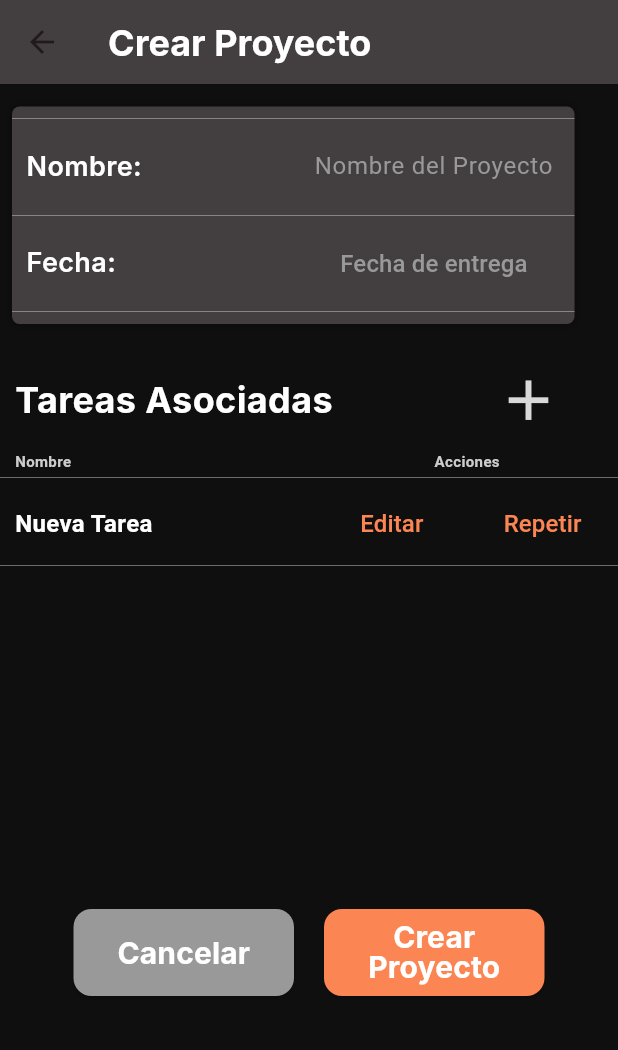
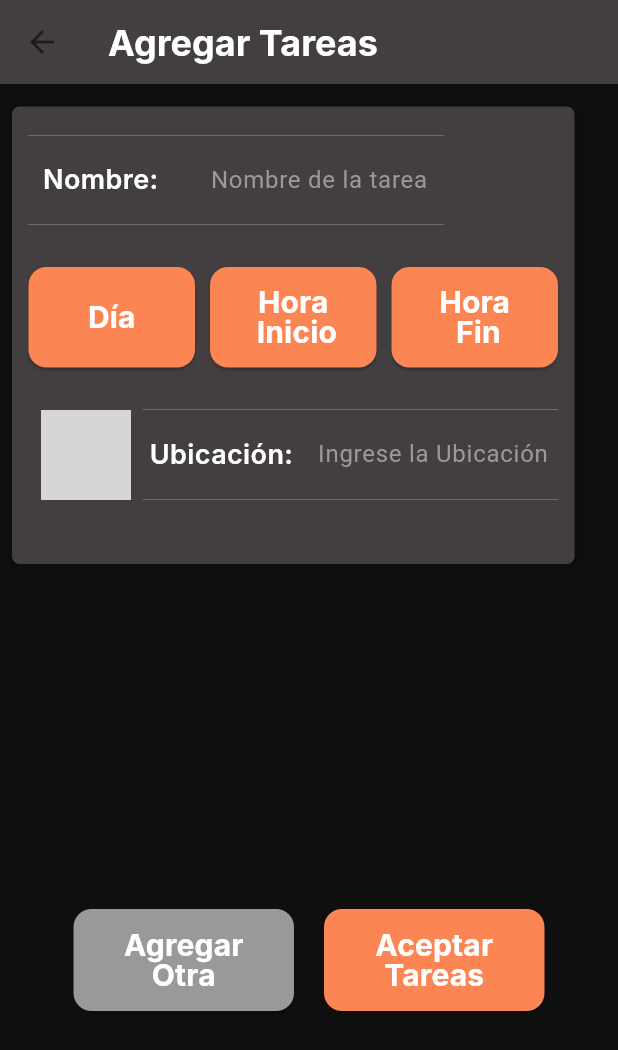
Before and after one commit to Are1205/alarma_mobile, a Flutter app: the CrearProyecto screen opened directly, after a tap on the "add" icon, on a phone screen of 412 x 824 dp. Shown: the top 1050 px of the screen. Run offline on Flutter 3.47's test engine with Material 3 defaults, Android fonts, the phone set to English and light mode, and no system bars; our stand-ins replace flutter_svg; Roboto replaces fonts that are missing (Inter); grey boxes are pictures that could not be loaded.

Commit message:
Pantalla crear tarea sin ícono

```diff
--- a/lib/crear_proyecto.dart
+++ b/lib/crear_proyecto.dart
@@ -1,3 +1,4 @@
+import 'package:alarma_mobile/crear_tarea.dart';
 import 'package:alarma_mobile/main.dart';
 import 'package:flutter/material.dart';
 
@@ -201,9 +202,7 @@ class _CrearProyectoState extends State<CrearProyecto> {
                           size: 45,
                         ),
                         onPressed: () {
-                          setState(() {
-                            nombresTareas.add('Nueva Tarea'); // Agrega una nueva tarea
-                          });
+                          Navigator.push<String>(context, MaterialPageRoute(builder: (context) => const CrearTarea()));
                         },
                       ),
                     ],
@@ -290,12 +289,12 @@ class _CrearProyectoState extends State<CrearProyecto> {
                       },
                       style: ElevatedButton.styleFrom(
                         backgroundColor: const Color.fromARGB(255, 153, 153, 153),
-                        minimumSize: const Size(147, 58),
+                        minimumSize: const Size(147, 68),
                         shape: RoundedRectangleBorder(
                           borderRadius: BorderRadius.circular(12),
                         ),
                       ),
-                      child: const Text('Cancelar', style: TextStyle(color: Colors.white,fontSize: 20,fontWeight: FontWeight.bold,fontFamily: 'Inter'),textAlign: TextAlign.center),
+                      child: const Text('Cancelar', style: TextStyle(color: Colors.white,fontSize: 20,fontWeight: FontWeight.bold,fontFamily: 'Inter',height: 1),textAlign: TextAlign.center),
                     ),
                     const SizedBox(width: 20),
                     ElevatedButton(
@@ -311,7 +310,7 @@ class _CrearProyectoState extends State<CrearProyecto> {
                       },
                       style: ElevatedButton.styleFrom(
                         backgroundColor: const Color.fromARGB(255, 252, 134, 83),
-                        minimumSize: const Size(147, 58),
+                        minimumSize: const Size(147, 68),
                         shape: RoundedRectangleBorder(
                           borderRadius: BorderRadius.circular(12),
                         ),
--- /dev/null
+++ b/lib/crear_tarea.dart
@@ -0,0 +1,245 @@
+import 'package:alarma_mobile/main.dart';
+import 'package:flutter/material.dart';
+import 'package:flutter_svg/flutter_svg.dart';
+
+
+
+class CrearTarea extends StatefulWidget {
+  const CrearTarea({super.key});
+
+  @override
+  _CrearTareaState createState() => _CrearTareaState();
+}
+
+class _CrearTareaState extends State<CrearTarea> {
+  @override
+  Widget build(BuildContext context) {
+    return Scaffold(
+      appBar: AppBar(
+        backgroundColor: const Color.fromARGB(255, 67, 62, 63),
+        shadowColor: const Color.fromARGB(255, 67, 62, 63).withOpacity(0.8),
+        title: const Text(
+          "Agregar Tareas",
+          style: TextStyle(
+            fontFamily: 'Inter',
+            fontWeight: FontWeight.w700,
+            fontSize: 24,
+            color: Colors.white,
+          ),
+        ),
+      ),
+      body: Stack(
+        children: [
+          Container(color: const Color.fromARGB(240, 0, 0, 0)),
+          Positioned(
+            left: 8,
+            top: 15,
+            child: Container(
+              padding: const EdgeInsets.all(11),
+              width: 375,
+              height: 305,
+              decoration: BoxDecoration(
+                color: const Color.fromARGB(255, 67, 62, 63), // Color de fondo
+                borderRadius: BorderRadius.circular(5.0),
+                boxShadow: [
+                  BoxShadow(
+                    color: Colors.black.withOpacity(0.25), // Sombra negra al 25%
+                    spreadRadius: 1, // Radio de expansión de la sombra
+                    blurRadius: 4, // Radio de desenfoque de la sombra
+                    offset: const Offset(0, 0), // Desplazamiento de la sombra en dirección X y Y
+                  ),
+                ],
+              ),
+              child: Column(
+                children :[
+                  //Nombre de la tarea
+                  Row (
+                    children:[
+                      Expanded(
+                        child: Container(
+                          height: 60,
+                          decoration: const BoxDecoration(
+                            border: Border(
+                              top: BorderSide(color: Color(0xFF999999), width: 0.33),
+                              bottom: BorderSide(color: Color(0xFF999999), width: 0.33),
+                            ),
+                          ),
+                          child: const Row(
+                            children: [
+                              Expanded(
+                                flex:4,
+                                child: Text(
+                                  '  Nombre:',
+                                  style: TextStyle(color: Colors.white, fontSize: 18, fontWeight: FontWeight.w600, fontFamily: 'Inter'),
+                                ),
+                              ),
+                              Expanded(
+                                flex: 6,
+                                child: TextField(
+                                  style: TextStyle(color: Color.fromARGB(255, 204, 204, 204)),
+                                  decoration: InputDecoration(
+                                    hintText: 'Nombre de la tarea',
+                                    hintStyle: TextStyle(color: Color.fromARGB(255, 153, 153, 153), fontSize: 16),
+                                    border: InputBorder.none,
+                                  ),
+                                  textAlign: TextAlign.center,
+                                ),
+                              ),
+                            ],
+                          ),
+                        ),
+                      ),
+                      IconButton(
+                        icon: SvgPicture.asset(
+                          'assets/Alarma.svg',
+                          height: 60,
+                          width: 60,
+                        ),
+                        onPressed: () {
+                        },
+                      ),
+                    ]
+                  ),
+                  //Botones de fecha y hora
+                  Container(
+                    padding: const EdgeInsets.symmetric(vertical: 20),
+                    child:  Row(
+                      children:[
+                        Expanded(
+                          child: ElevatedButton(
+                            onPressed: (){},
+                            style: ElevatedButton.styleFrom(
+                              backgroundColor: const Color.fromARGB(255, 252, 134, 83),
+                              minimumSize: const Size(110, 67),
+                              shape: RoundedRectangleBorder(
+                                borderRadius: BorderRadius.circular(12),
+                              ),
+                            ),
+                            child: const Text('Día', style: TextStyle(color: Colors.white,fontSize: 20,fontWeight: FontWeight.bold,fontFamily: 'Inter', height: 1),textAlign: TextAlign.center)
+                          )
+                        ),
+                        const SizedBox(width: 10),
+                        Expanded(
+                          child: ElevatedButton(
+                            onPressed: (){},
+                            style: ElevatedButton.styleFrom(
+                              backgroundColor: const Color.fromARGB(255, 252, 134, 83),
+                              minimumSize: const Size(110, 67),
+                              shape: RoundedRectangleBorder(
+                                borderRadius: BorderRadius.circular(12),
+                              ),
+                            ),
+                            child: const Text('Hora\n Inicio', style: TextStyle(color: Colors.white,fontSize: 20,fontWeight: FontWeight.bold,fontFamily: 'Inter', height: 1),textAlign: TextAlign.center)
+                          )
+                        ),
+                        const SizedBox(width: 10),
+                        Expanded(
+                          child: ElevatedButton(
+                            onPressed: (){},
+                            style: ElevatedButton.styleFrom(
+                              backgroundColor: const Color.fromARGB(255, 252, 134, 83),
+                              minimumSize: const Size(110, 67),
+                              shape: RoundedRectangleBorder(
+                                borderRadius: BorderRadius.circular(12),
+                              ),
+                            ),
+                            child: const Text('Hora\n Fin', style: TextStyle(color: Colors.white,fontSize: 20,fontWeight: FontWeight.bold,fontFamily: 'Inter', height: 1),textAlign: TextAlign.center)
+                          )
+                        )
+                      ]
+                    )
+                  ),
+                  //Ubicación
+                  Row (
+                    children:[
+                      IconButton(
+                        icon: Image.asset(
+                          'assets/images/Alarma.png',
+                          height: 60,
+                          width: 60,
+                        ),
+                        onPressed: () {
+                        },
+                      ),
+                      Expanded(
+                        child: Container(
+                          height: 60,
+                          decoration: const BoxDecoration(
+                            border: Border(
+                              top: BorderSide(color: Color(0xFF999999), width: 0.33),
+                              bottom: BorderSide(color: Color(0xFF999999), width: 0.33),
+                            ),
+                          ),
+                          child: const Row(
+                            children: [
+                              Expanded(
+                                flex:4,
+                                child: Text(
+                                  ' Ubicación:',
+                                  style: TextStyle(color: Colors.white, fontSize: 18, fontWeight: FontWeight.w600, fontFamily: 'Inter'),
+                                ),
+                              ),
+                              Expanded(
+                                flex: 6,
+                                child: TextField(
+                                  style: TextStyle(color: Color.fromARGB(255, 204, 204, 204)),
+                                  decoration: InputDecoration(
+                                    hintText: 'Ingrese la Ubicación',
+                                    hintStyle: TextStyle(color: Color.fromARGB(255, 153, 153, 153), fontSize: 16),
+                                    border: InputBorder.none,
+                                  ),
+                                  textAlign: TextAlign.center,
+                                ),
+                              ),
+                            ],
+                          ),
+                        ),
+                      ),
+                    ]
+                  ),
+                ]
+              )
+            )
+          ),
+                    Positioned(
+            child: Container(
+              margin: const EdgeInsets.only(top: 550),
+              padding: const EdgeInsets.symmetric(horizontal: 20),
+              child: Row(
+                mainAxisAlignment: MainAxisAlignment.center,
+                children: [
+                    ElevatedButton(
+                      onPressed: () {
+                        Navigator.pop(context);
+                      },
+                      style: ElevatedButton.styleFrom(
+                        backgroundColor: const Color.fromARGB(255, 153, 153, 153),
+                        minimumSize: const Size(147, 68),
+                        shape: RoundedRectangleBorder(
+                          borderRadius: BorderRadius.circular(12),
+                        ),
+                      ),
+                      child: const Text('Agregar\nOtra', style: TextStyle(color: Colors.white,fontSize: 20,fontWeight: FontWeight.bold,fontFamily: 'Inter',height: 1),textAlign: TextAlign.center),
+                    ),
+                    const SizedBox(width: 20),
+                    ElevatedButton(
+                      onPressed: () {
+                      },
+                      style: ElevatedButton.styleFrom(
+                        backgroundColor: const Color.fromARGB(255, 252, 134, 83),
+                        minimumSize: const Size(147, 68),
+                        shape: RoundedRectangleBorder(
+                          borderRadius: BorderRadius.circular(12),
+                        ),
+                      ),
+                      child: const Text('Aceptar\nTareas', style: TextStyle(color: Colors.white,fontSize: 20,fontWeight: FontWeight.bold,fontFamily: 'Inter', height: 1),textAlign: TextAlign.center),
+                    )
+                ]
+              ),
+            ),
+          )
+        ]
+      )
+    );
+  }
+}
--- a/pubspec.yaml
+++ b/pubspec.yaml
@@ -62,7 +62,9 @@ flutter:
 
   # To add assets to your application, add an assets section, like this:
   assets:
+    - assets/Alarma.svg
     - assets/Proyectos.svg
+    - assets/Vector.svg
 
   # An image asset can refer to one or more resolution-specific "variants", see
   # https://flutter.dev/assets-and-images/#resolution-aware
```
Also changed, not shown: assets/Alarma.png (added), assets/Alarma.svg (added), assets/Vector.svg (added).
